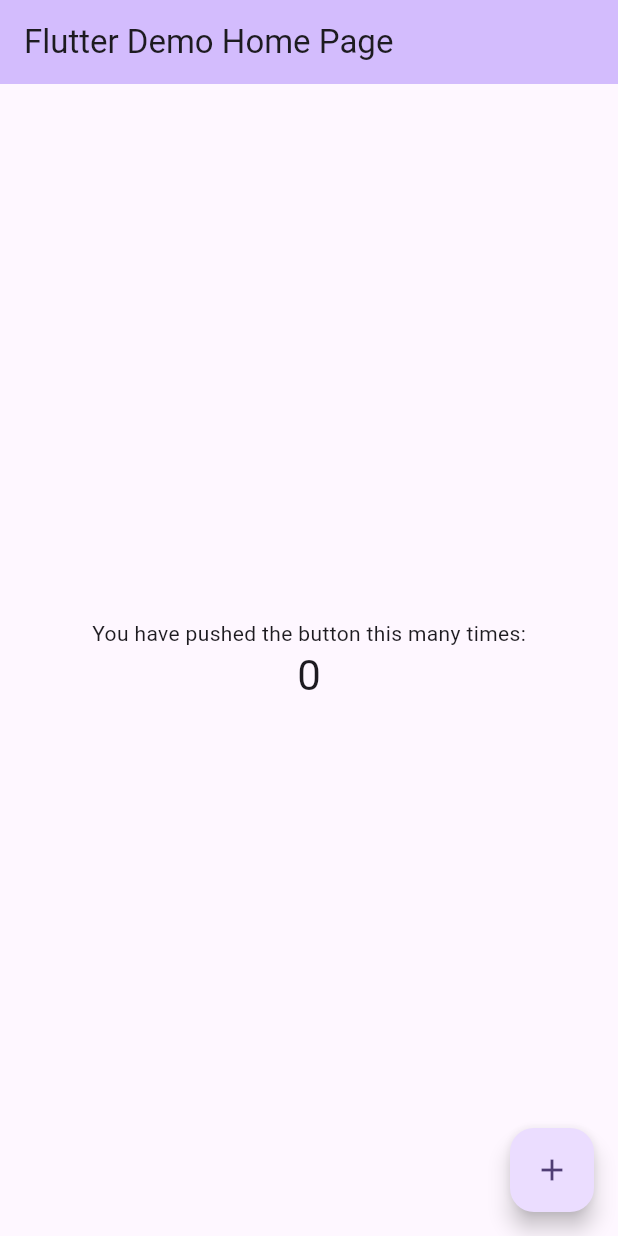
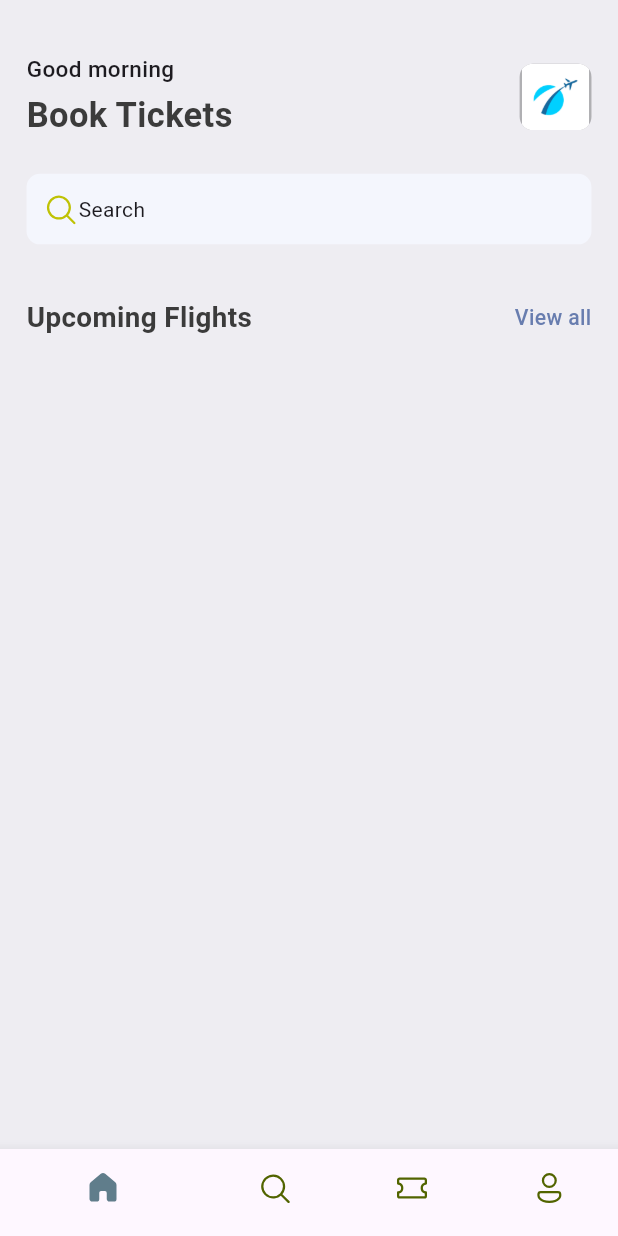
Before and after one commit to jmcfx/ticket_app, a Flutter app: the screen it shows after launch, on a phone screen of 412 x 824 dp. Run offline on Flutter 3.47's test engine with Material 3 defaults, Android fonts, the phone set to English and light mode, and no system bars; our stand-ins replace fluentui_icons, flutter_screenutil.

Commit message:
home screen

```diff
--- a/lib/main.dart
+++ b/lib/main.dart
@@ -1,4 +1,6 @@
 import 'package:flutter/material.dart';
+import 'package:flutter_screenutil/flutter_screenutil.dart';
+import 'package:ticket_app/views/widgets/bottom_nav_bar.dart';
 
 void main() {
   runApp(const MyApp());
@@ -10,116 +12,21 @@ class MyApp extends StatelessWidget {
   // This widget is the root of your application.
   @override
   Widget build(BuildContext context) {
-    return MaterialApp(
-      title: 'Flutter Demo',
-      theme: ThemeData(
-        // This is the theme of your application.
-        //
-        // TRY THIS: Try running your application with "flutter run". You'll see
-        // the application has a purple toolbar. Then, without quitting the app,
-        // try changing the seedColor in the colorScheme below to Colors.green
-        // and then invoke "hot reload" (save your changes or press the "hot
-        // reload" button in a Flutter-supported IDE, or press "r" if you used
-        // the command line to start the app).
-        //
-        // Notice that the counter didn't reset back to zero; the application
-        // state is not lost during the reload. To reset the state, use hot
-        // restart instead.
-        //
-        // This works for code too, not just values: Most code changes can be
-        // tested with just a hot reload.
-        colorScheme: ColorScheme.fromSeed(seedColor: Colors.deepPurple),
-        useMaterial3: true,
-      ),
-      home: const MyHomePage(title: 'Flutter Demo Home Page'),
+    return ScreenUtilInit(
+      designSize: const Size(430, 932),
+      minTextAdapt: true,
+      splitScreenMode: true,
+      builder: (context, child) {
+        return MaterialApp(
+          debugShowCheckedModeBanner: false,
+          title: 'Ticket App',
+          theme: ThemeData(
+            colorScheme: ColorScheme.fromSeed(seedColor: Colors.deepPurple),
+            useMaterial3: true,
+          ),
+          home: const BottomNavBar(),
+        );
+      },
     );
   }
 }
-
-class MyHomePage extends StatefulWidget {
-  const MyHomePage({super.key, required this.title});
-
-  // This widget is the home page of your application. It is stateful, meaning
-  // that it has a State object (defined below) that contains fields that affect
-  // how it looks.
-
-  // This class is the configuration for the state. It holds the values (in this
-  // case the title) provided by the parent (in this case the App widget) and
-  // used by the build method of the State. Fields in a Widget subclass are
-  // always marked "final".
-
-  final String title;
-
-  @override
-  State<MyHomePage> createState() => _MyHomePageState();
-}
-
-class _MyHomePageState extends State<MyHomePage> {
-  int _counter = 0;
-
-  void _incrementCounter() {
-    setState(() {
-      // This call to setState tells the Flutter framework that something has
-      // changed in this State, which causes it to rerun the build method below
-      // so that the display can reflect the updated values. If we changed
-      // _counter without calling setState(), then the build method would not be
-      // called again, and so nothing would appear to happen.
-      _counter++;
-    });
-  }
-
-  @override
-  Widget build(BuildContext context) {
-    // This method is rerun every time setState is called, for instance as done
-    // by the _incrementCounter method above.
-    //
-    // The Flutter framework has been optimized to make rerunning build methods
-    // fast, so that you can just rebuild anything that needs updating rather
-    // than having to individually change instances of widgets.
-    return Scaffold(
-      appBar: AppBar(
-        // TRY THIS: Try changing the color here to a specific color (to
-        // Colors.amber, perhaps?) and trigger a hot reload to see the AppBar
-        // change color while the other colors stay the same.
-        backgroundColor: Theme.of(context).colorScheme.inversePrimary,
-        // Here we take the value from the MyHomePage object that was created by
-        // the App.build method, and use it to set our appbar title.
-        title: Text(widget.title),
-      ),
-      body: Center(
-        // Center is a layout widget. It takes a single child and positions it
-        // in the middle of the parent.
-        child: Column(
-          // Column is also a layout widget. It takes a list of children and
-          // arranges them vertically. By default, it sizes itself to fit its
-          // children horizontally, and tries to be as tall as its parent.
-          //
-          // Column has various properties to control how it sizes itself and
-          // how it positions its children. Here we use mainAxisAlignment to
-          // center the children vertically; the main axis here is the vertical
-          // axis because Columns are vertical (the cross axis would be
-          // horizontal).
-          //
-          // TRY THIS: Invoke "debug painting" (choose the "Toggle Debug Paint"
-          // action in the IDE, or press "p" in the console), to see the
-          // wireframe for each widget.
-          mainAxisAlignment: MainAxisAlignment.center,
-          children: <Widget>[
-            const Text(
-              'You have pushed the button this many times:',
-            ),
-            Text(
-              '$_counter',
-              style: Theme.of(context).textTheme.headlineMedium,
-            ),
-          ],
-        ),
-      ),
-      floatingActionButton: FloatingActionButton(
-        onPressed: _incrementCounter,
-        tooltip: 'Increment',
-        child: const Icon(Icons.add),
-      ), // This trailing comma makes auto-formatting nicer for build methods.
-    );
-  }
-}
--- /dev/null
+++ b/lib/utils/media/media.dart
@@ -0,0 +1,5 @@
+class AppMedia {
+  static const _baseImage = "assets/images";
+  static const logo = '$_baseImage/logo.png';
+
+}
--- /dev/null
+++ b/lib/utils/styles/app_styles.dart
@@ -0,0 +1,36 @@
+import 'package:flutter/material.dart';
+import 'package:flutter_screenutil/flutter_screenutil.dart';
+
+Color primary = const Color(0xFF687daf);
+
+class AppStyles {
+  static Color primaryColor = primary;
+  static Color textColor = const Color(0xFF3b3b3b);
+  static Color backgroundColor = const Color(0xFFeeedf2);
+
+  static  TextStyle textStyle =  TextStyle(
+    fontSize: 16.sp,
+    color: textColor,
+    fontWeight: FontWeight.w500,
+  );
+
+  static TextStyle headLineStyle1 = TextStyle(
+    fontSize: 26.sp,
+    fontWeight: FontWeight.bold,
+    color: textColor,
+  );
+
+
+  static TextStyle headLineStyle2 =  TextStyle(
+    fontSize: 21.sp,
+    fontWeight: FontWeight.bold,
+    color: textColor
+  );
+
+
+   static TextStyle headLineStyle3 = TextStyle(
+    fontSize: 17.sp,
+    fontWeight: FontWeight.w500,
+  );
+
+}
--- /dev/null
+++ b/lib/views/screens/home_screen.dart
@@ -0,0 +1,87 @@
+import 'package:fluentui_icons/fluentui_icons.dart';
+import 'package:flutter/material.dart';
+import 'package:flutter_screenutil/flutter_screenutil.dart';
+import 'package:ticket_app/utils/media/media.dart';
+
+import 'package:ticket_app/utils/styles/app_styles.dart';
+import 'package:ticket_app/views/widgets/app_double_text.dart';
+
+class HomeScreen extends StatelessWidget {
+  const HomeScreen({super.key});
+
+  @override
+  Widget build(BuildContext context) {
+    return Scaffold(
+      backgroundColor: AppStyles.backgroundColor,
+      body: ListView(
+        children: [
+          SizedBox(
+            height: 40.h,
+          ),
+          Container(
+            padding: EdgeInsets.symmetric(horizontal: 20.h),
+            child: Column(
+              children: [
+                Row(
+                  mainAxisAlignment: MainAxisAlignment.spaceBetween,
+                  children: [
+                    Column(
+                      crossAxisAlignment: CrossAxisAlignment.start,
+                      children: [
+                        Text(
+                          'Good morning',
+                          style: AppStyles.headLineStyle3,
+                        ),
+                        SizedBox(
+                          height: 5.h,
+                        ),
+                        Text('Book Tickets', style: AppStyles.headLineStyle1),
+                      ],
+                    ),
+                    Container(
+                      width: 50.w,
+                      height: 50.h,
+                      decoration: BoxDecoration(
+                        color: Colors.black26,
+                        borderRadius: BorderRadius.circular(10).r,
+                        image: const DecorationImage(
+                          image: AssetImage(AppMedia.logo),
+                        ),
+                      ),
+                    ),
+                  ],
+                ),
+                SizedBox(
+                  height: 25.h,
+                ),
+                Container(
+                  padding:
+                      EdgeInsets.symmetric(horizontal: 12.h, vertical: 12.w),
+                  decoration: BoxDecoration(
+                      borderRadius: BorderRadius.circular(10).r,
+                      color: const Color(0xFFF4F6FD)),
+                  child: const Row(
+                    children: [
+                      Icon(
+                        FluentSystemIcons.ic_fluent_search_regular,
+                        color: Color(0xFFBFC205),
+                      ),
+                      Text('Search')
+                    ],
+                  ),
+                ),
+                SizedBox(
+                  height: 40.h,
+                ),
+                const AppDoubleText(
+                  bigText: 'Upcoming Flights',
+                  smallText: 'View all',
+                )
+              ],
+            ),
+          ),
+        ],
+      ),
+    );
+  }
+}
--- /dev/null
+++ b/lib/views/widgets/app_double_text.dart
@@ -0,0 +1,28 @@
+import 'package:flutter/material.dart';
+import 'package:ticket_app/utils/styles/app_styles.dart';
+
+class AppDoubleText extends StatelessWidget {
+  const AppDoubleText(
+      {super.key, required this.bigText, required this.smallText});
+  final String bigText, smallText;
+
+  @override
+  Widget build(BuildContext context) {
+    return Row(
+      mainAxisAlignment: MainAxisAlignment.spaceBetween,
+      children: [
+        Text(
+          bigText,
+          style: AppStyles.headLineStyle2,
+        ),
+        InkWell(
+          onTap: () {},
+          child: Text(
+            smallText,
+            style: AppStyles.textStyle.copyWith(color: AppStyles.primaryColor),
+          ),
+        )
+      ],
+    );
+  }
+}
--- /dev/null
+++ b/lib/views/widgets/bottom_nav_bar.dart
@@ -0,0 +1,68 @@
+import 'package:fluentui_icons/fluentui_icons.dart';
+import 'package:flutter/material.dart';
+import 'package:ticket_app/views/screens/home_screen.dart';
+
+class BottomNavBar extends StatefulWidget {
+  const BottomNavBar({super.key});
+
+  @override
+  State<BottomNavBar> createState() => _BottomNavBarState();
+}
+
+class _BottomNavBarState extends State<BottomNavBar> {
+  int _selectedIndex = 0;
+  final List appScreens = [
+    const HomeScreen(),
+    const Text('Search'),
+    const Text('Tickets'),
+    const Text('Profile'),
+  ];
+
+  //change the index for bottomNavbar to newIndex...
+  void _onItemTapped(int index) {
+    setState(() {
+      _selectedIndex = index;
+    });
+  }
+
+  @override
+  Widget build(BuildContext context) {
+    return Scaffold(
+      body: appScreens[_selectedIndex],
+      //Bottom Nav bar..
+      bottomNavigationBar: BottomNavigationBar(
+        currentIndex: _selectedIndex,
+        onTap: _onItemTapped,
+        selectedItemColor: Colors.blueGrey,
+        unselectedItemColor: const Color(0xFF526400),
+        showSelectedLabels: false,
+        items: const [
+          //Home..
+          BottomNavigationBarItem(
+            icon: Icon(FluentSystemIcons.ic_fluent_home_add_regular),
+            activeIcon: Icon(FluentSystemIcons.ic_fluent_home_filled),
+            label: 'Home',
+          ),
+          //Search...
+          BottomNavigationBarItem(
+            icon: Icon(FluentSystemIcons.ic_fluent_search_regular),
+            activeIcon: Icon(FluentSystemIcons.ic_fluent_search_filled),
+            label: 'Search',
+          ),
+          //tickets....
+          BottomNavigationBarItem(
+            icon: Icon(FluentSystemIcons.ic_fluent_ticket_regular),
+            activeIcon: Icon(FluentSystemIcons.ic_fluent_ticket_filled),
+            label: 'Tickets',
+          ),
+          //Profile....
+          BottomNavigationBarItem(
+            icon: Icon(FluentSystemIcons.ic_fluent_person_regular),
+            activeIcon: Icon(FluentSystemIcons.ic_fluent_person_filled),
+            label: 'Profile',
+          ),
+        ],
+      ),
+    );
+  }
+}
--- a/pubspec.yaml
+++ b/pubspec.yaml
@@ -35,6 +35,8 @@ dependencies:
   # The following adds the Cupertino Icons font to your application.
   # Use with the CupertinoIcons class for iOS style icons.
   cupertino_icons: ^1.0.6
+  fluentui_icons: ^1.0.0
+  flutter_screenutil: ^5.9.3
 
 dev_dependencies:
   flutter_test:
@@ -59,8 +61,8 @@ flutter:
   uses-material-design: true
 
   # To add assets to your application, add an assets section, like this:
-  # assets:
-  #   - images/a_dot_burr.jpeg
+  assets:
+    - assets/images/
   #   - images/a_dot_ham.jpeg
 
   # An image asset can refer to one or more resolution-specific "variants", see
```
Also changed, not shown: assets/images/city_view.png (added), assets/images/hotel_room.png (added), assets/images/logo.png (added), assets/images/plane_sit.jpg (added), assets/images/pool_view.png (added), assets/images/visa_card.png (added), pubspec.lock.
